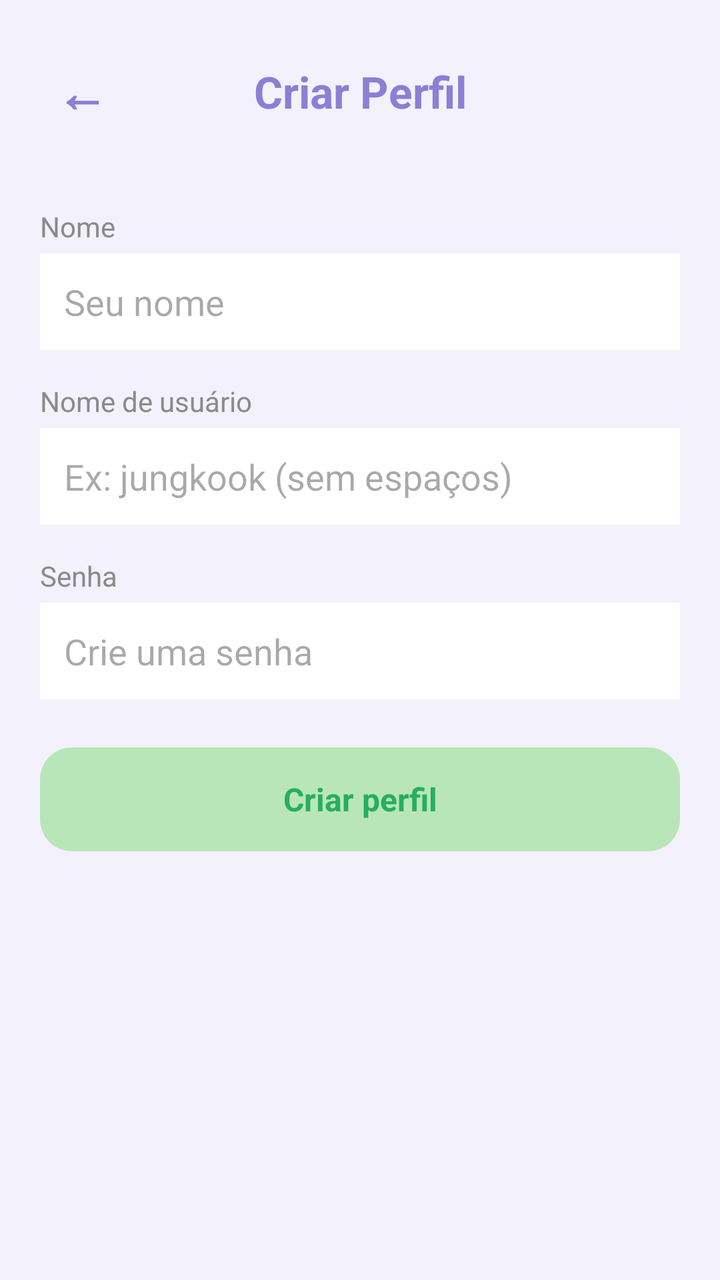
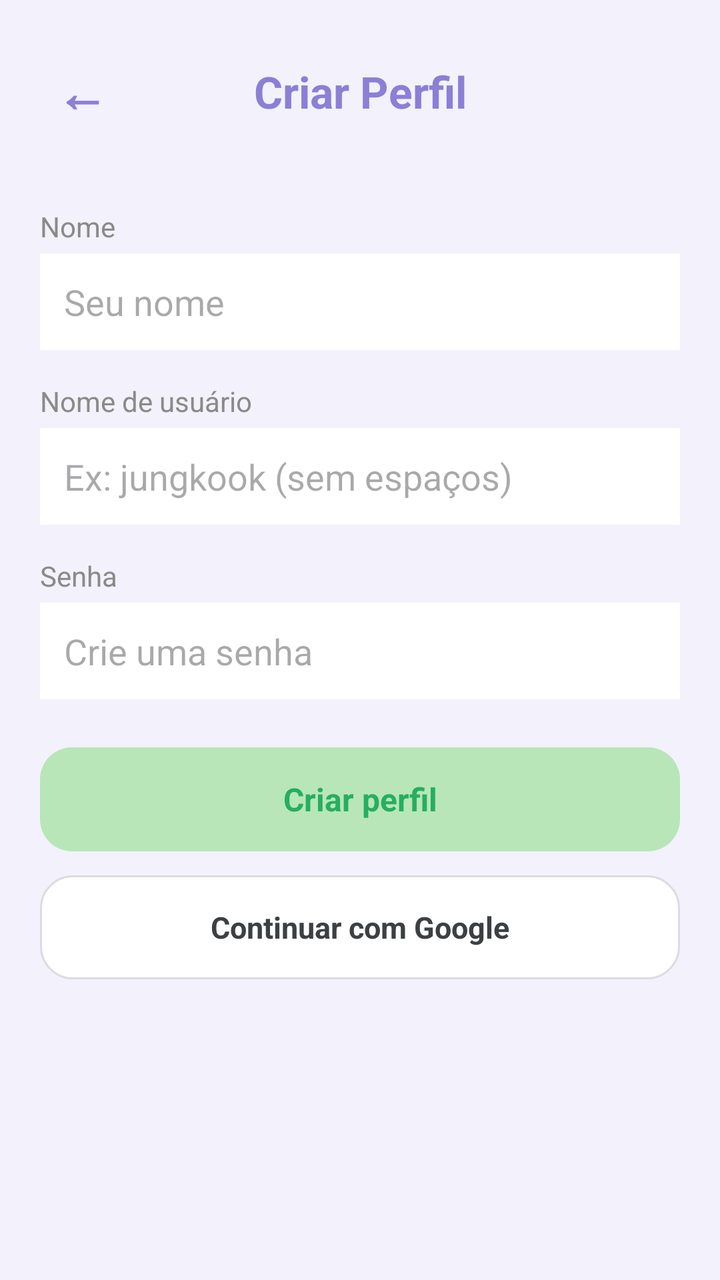

Two renders of the same Android screen: before a commit and after it. Below are the layout's source before the change and the commit's diff.
<!-- AndroidManifest.xml: activity theme Theme.MeetBeat -->
<!-- res/layout/activity_cadastro.xml -->
<?xml version="1.0" encoding="utf-8"?>
<ScrollView xmlns:android="http://schemas.android.com/apk/res/android"
    android:layout_width="match_parent"
    android:layout_height="match_parent"
    android:background="@color/purple_light">

    <LinearLayout
        android:layout_width="match_parent"
        android:layout_height="wrap_content"
        android:orientation="vertical"
        android:padding="20dp">

        <LinearLayout
            android:layout_width="match_parent"
            android:layout_height="wrap_content"
            android:orientation="horizontal"
            android:gravity="center_vertical"
            android:paddingBottom="16dp">

            <TextView
                android:id="@+id/btnVoltarCadastro"
                android:layout_width="wrap_content"
                android:layout_height="wrap_content"
                android:text="←"
                android:textSize="26sp"
                android:textColor="@color/purple_primary"
                android:textStyle="bold"
                android:padding="8dp"
                android:clickable="true"
                android:focusable="true" />

            <TextView
                android:layout_width="0dp"
                android:layout_height="wrap_content"
                android:layout_weight="1"
                android:text="Criar Perfil"
                android:textColor="@color/purple_primary"
                android:textSize="22sp"
                android:textStyle="bold"
                android:gravity="center" />

            <View
                android:layout_width="42dp"
                android:layout_height="1dp" />

        </LinearLayout>

        
        <TextView
            android:layout_width="wrap_content"
            android:layout_height="wrap_content"
            android:layout_marginTop="16dp"
            android:text="Nome"
            android:textColor="@color/text_gray"
            android:textSize="14sp" />

        <EditText
            android:id="@+id/editNome"
            android:layout_width="match_parent"
            android:layout_height="wrap_content"
            android:background="@color/card_background"
            android:padding="12dp"
            android:layout_marginTop="4dp"
            android:hint="Seu nome" />

        
        <TextView
            android:layout_width="wrap_content"
            android:layout_height="wrap_content"
            android:layout_marginTop="16dp"
            android:text="Nome de usuário"
            android:textColor="@color/text_gray"
            android:textSize="14sp" />

        <EditText
            android:id="@+id/editUsername"
            android:layout_width="match_parent"
            android:layout_height="wrap_content"
            android:background="@color/card_background"
            android:padding="12dp"
            android:layout_marginTop="4dp"
            android:hint="Ex: jungkook (sem espaços)" />

        
        <TextView
            android:layout_width="wrap_content"
            android:layout_height="wrap_content"
            android:layout_marginTop="16dp"
            android:text="Senha"
            android:textColor="@color/text_gray"
            android:textSize="14sp" />

        <EditText
            android:id="@+id/editSenhaCadastro"
            android:layout_width="match_parent"
            android:layout_height="wrap_content"
            android:background="@color/card_background"
            android:padding="12dp"
            android:layout_marginTop="4dp"
            android:hint="Crie uma senha"
            android:inputType="textPassword" />

        
        <TextView
            android:id="@+id/btnSalvarCadastro"
            android:layout_width="match_parent"
            android:layout_height="52dp"
            android:layout_marginTop="24dp"
            android:background="@drawable/bg_button_accept"
            android:gravity="center"
            android:text="Criar perfil"
            android:textColor="#27AE60"
            android:textStyle="bold"
            android:textSize="16sp"
            android:clickable="true"
            android:focusable="true" />

    </LinearLayout>

</ScrollView>
<!-- resources referenced by this layout -->
<resources>
  <color name="card_background">#FFFFFF</color>
  <color name="purple_light">#F3F1FB</color>
  <color name="purple_primary">#8B7FD6</color>
  <color name="text_gray">#8A8A8A</color>
  <!-- drawable bg_button_accept (drawable) -->
  <?xml version="1.0" encoding="utf-8"?>
  <shape xmlns:android="http://schemas.android.com/apk/res/android"
      android:shape="rectangle">
      <solid android:color="@color/accept_green" />
      <corners android:radius="16dp" />
  </shape>
  <style name="Theme.MeetBeat" parent="Base.Theme.MeetBeat" />
  <color name="accept_green">#B8E6B8</color>
  <style name="Base.Theme.MeetBeat" parent="Theme.Material3.DayNight.NoActionBar">
          
          
      </style>
</resources>

<!-- the commit's change to res/layout/activity_cadastro.xml (unified diff, before → after) -->
@@ -115,6 +115,20 @@
             android:clickable="true"
             android:focusable="true" />
 
+        <TextView
+            android:id="@+id/btnCadastroGoogle"
+            android:layout_width="match_parent"
+            android:layout_height="52dp"
+            android:layout_marginTop="12dp"
+            android:background="@drawable/bg_button_google"
+            android:gravity="center"
+            android:text="Continuar com Google"
+            android:textColor="#3C4043"
+            android:textStyle="bold"
+            android:textSize="15sp"
+            android:clickable="true"
+            android:focusable="true" />
+
     </LinearLayout>
 
 </ScrollView>
<!-- resource entries referenced after the edit -->
@@ -11,6 +11,14 @@
       <solid android:color="@color/accept_green" />
       <corners android:radius="16dp" />
   </shape>
+  <!-- drawable bg_button_google (drawable) -->
+  <?xml version="1.0" encoding="utf-8"?>
+  <shape xmlns:android="http://schemas.android.com/apk/res/android"
+      android:shape="rectangle">
+      <solid android:color="#FFFFFF" />
+      <stroke android:width="1dp" android:color="#DADCE0" />
+      <corners android:radius="16dp" />
+  </shape>
   <style name="Theme.MeetBeat" parent="Base.Theme.MeetBeat" />
   <color name="accept_green">#B8E6B8</color>
   <style name="Base.Theme.MeetBeat" parent="Theme.Material3.DayNight.NoActionBar">
